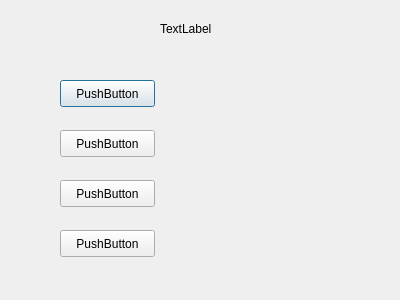
This is question.ui in mekkanizer/guess as Qt 5 draws it before an edit. The edited form follows.
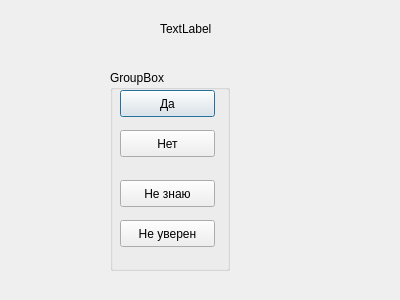
This is the edited form.

Commit message: stick methods to UI

Diff of the .ui file:
```diff
--- a/question.ui
+++ b/question.ui
@@ -26,57 +26,70 @@
     <string>TextLabel</string>
    </property>
   </widget>
+  <widget class="QGroupBox" name="groupBox">
+   <property name="geometry">
+    <rect>
+     <x>110</x>
+     <y>70</y>
+     <width>120</width>
+     <height>201</height>
+    </rect>
+   </property>
+   <property name="title">
+    <string>GroupBox</string>
+   </property>
   <widget class="QPushButton" name="pushButton">
    <property name="geometry">
     <rect>
-     <x>60</x>
-     <y>80</y>
+      <x>10</x>
+      <y>20</y>
      <width>95</width>
      <height>27</height>
     </rect>
    </property>
    <property name="text">
-    <string>PushButton</string>
+     <string>Да</string>
    </property>
   </widget>
   <widget class="QPushButton" name="pushButton_2">
    <property name="geometry">
     <rect>
-     <x>60</x>
-     <y>130</y>
+      <x>10</x>
+      <y>60</y>
      <width>95</width>
      <height>27</height>
     </rect>
    </property>
    <property name="text">
-    <string>PushButton</string>
+     <string>Нет</string>
    </property>
   </widget>
   <widget class="QPushButton" name="pushButton_3">
    <property name="geometry">
     <rect>
-     <x>60</x>
-     <y>180</y>
+      <x>10</x>
+      <y>110</y>
      <width>95</width>
      <height>27</height>
     </rect>
    </property>
    <property name="text">
-    <string>PushButton</string>
+     <string>Не знаю</string>
    </property>
   </widget>
   <widget class="QPushButton" name="pushButton_4">
    <property name="geometry">
     <rect>
-     <x>60</x>
-     <y>230</y>
+      <x>10</x>
+      <y>150</y>
      <width>95</width>
      <height>27</height>
     </rect>
    </property>
    <property name="text">
-    <string>PushButton</string>
-   </property>
+     <string>Не уверен</string>
+    </property>
+   </widget>
   </widget>
  </widget>
  <resources/>
```
Lines whose indentation alone changed are shown as unchanged. The commit also changes 3 other files.
